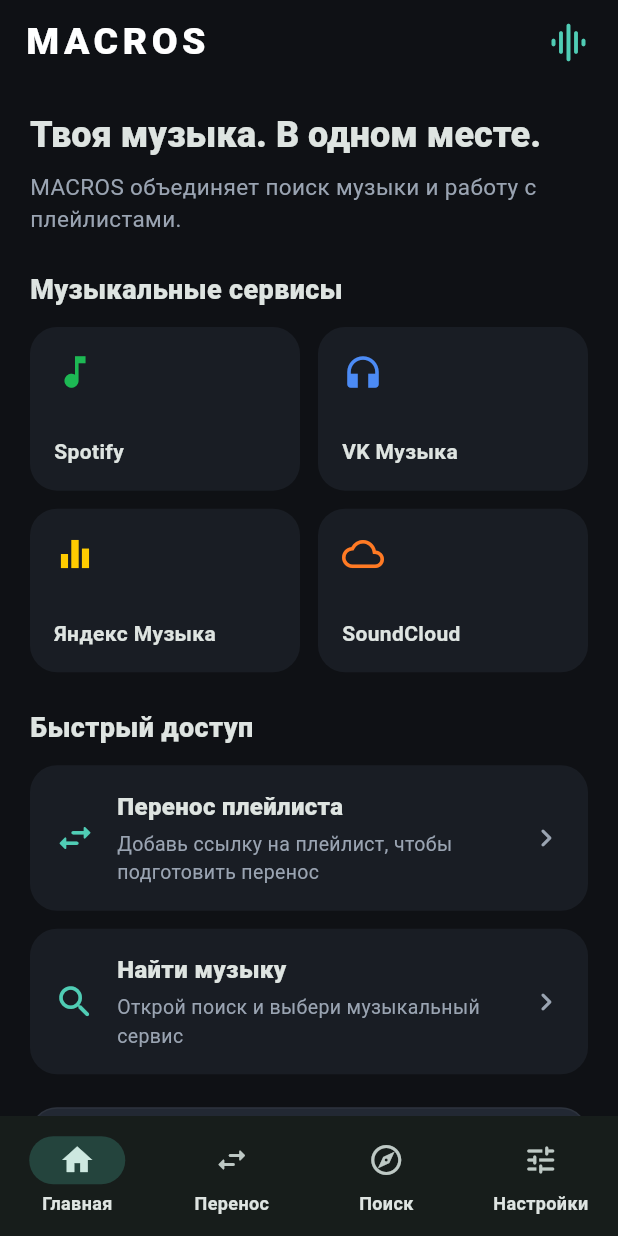
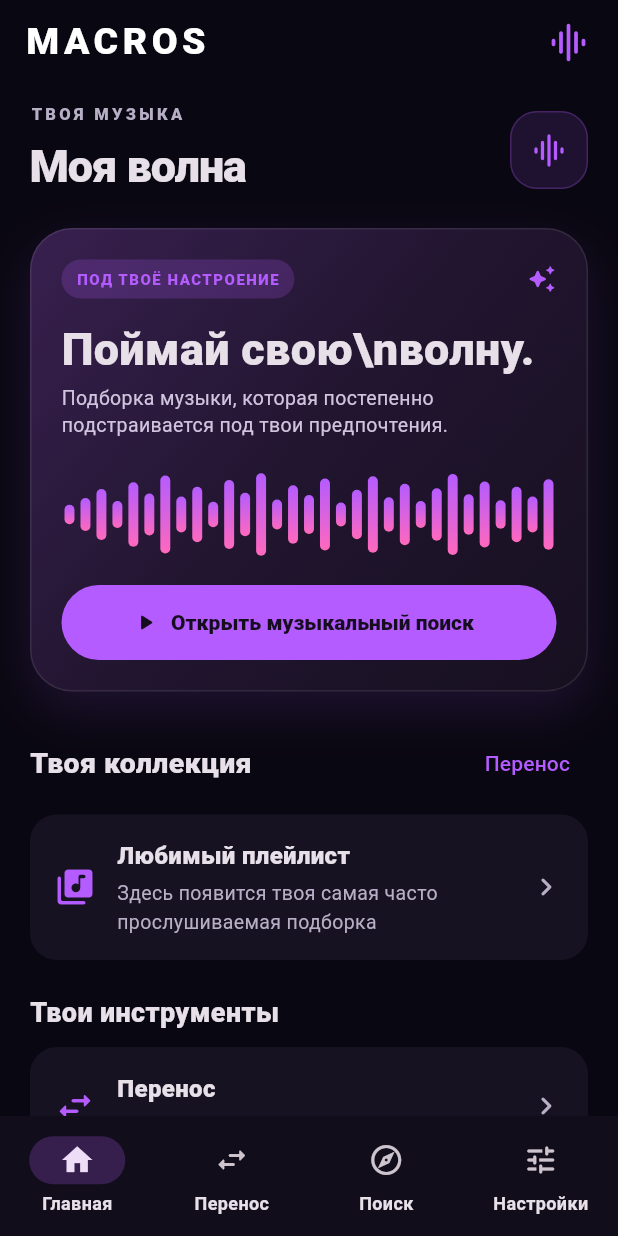
Before and after one commit to andronovmatvey02-bit/macros-music-app, a Flutter app: the screen it shows after launch, on a phone screen of 412 x 824 dp. Run offline on Flutter 3.47's test engine with Material 3 defaults, Android fonts, the phone set to English and light mode, and no system bars; our stand-ins replace shared_preferences.

Commit message:
Build neon purple MACROS home experience

```diff
--- a/lib/main.dart
+++ b/lib/main.dart
@@ -7,10 +7,10 @@ void main() {
   runApp(const MacrosApp());
 }
 
-const Color _background = Color(0xFF0F1115);
-const Color _surface = Color(0xFF191D24);
-const Color _surface2 = Color(0xFF222833);
-const Color _muted = Color(0xFF9AA4B2);
+const Color _background = Color(0xFF090711);
+const Color _surface = Color(0xFF171222);
+const Color _surface2 = Color(0xFF21172F);
+const Color _muted = Color(0xFFB7AFC6);
 
 class MacrosApp extends StatefulWidget {
   const MacrosApp({super.key});
@@ -20,15 +20,15 @@ class MacrosApp extends StatefulWidget {
 }
 
 class _MacrosAppState extends State<MacrosApp> {
-  Color _accent = const Color(0xFF50CDB5);
+  Color _accent = const Color(0xFFB45CFF);
   bool _loading = true;
 
   static const List<Color> _accents = [
-    Color(0xFFB6D64B),
-    Color(0xFF718CFF),
-    Color(0xFFFF8A50),
-    Color(0xFFC77BFA),
-    Color(0xFF50CDB5),
+    Color(0xFFB45CFF),
+    Color(0xFFFF5EBB),
+    Color(0xFF8C72FF),
+    Color(0xFF55C8FF),
+    Color(0xFFE8DDF7),
   ];
 
   @override
@@ -74,7 +74,7 @@ class _MacrosAppState extends State<MacrosApp> {
           centerTitle: false,
         ),
         navigationBarTheme: NavigationBarThemeData(
-          backgroundColor: const Color(0xFF171D1B),
+          backgroundColor: const Color(0xFF120D1B),
           indicatorColor: _accent.withValues(alpha: 0.22),
           labelTextStyle: WidgetStateProperty.all(
             const TextStyle(fontSize: 12, fontWeight: FontWeight.w600),
@@ -170,50 +170,145 @@ class HomePage extends StatelessWidget {
   @override
   Widget build(BuildContext context) {
     return ListView(
-      padding: const EdgeInsets.fromLTRB(20, 18, 20, 28),
+      padding: const EdgeInsets.fromLTRB(20, 12, 20, 30),
       children: [
-        Text('Твоя музыка. В одном месте.', style: Theme.of(context).textTheme.headlineSmall?.copyWith(fontWeight: FontWeight.w800)),
-        const SizedBox(height: 8),
-        const Text('MACROS объединяет поиск музыки и работу с плейлистами.', style: TextStyle(color: _muted, fontSize: 15)),
-        const SizedBox(height: 24),
-        _SectionTitle('Музыкальные сервисы'),
-        const SizedBox(height: 12),
-        GridView.count(
-          crossAxisCount: 2,
-          shrinkWrap: true,
-          physics: const NeverScrollableScrollPhysics(),
-          mainAxisSpacing: 12,
-          crossAxisSpacing: 12,
-          childAspectRatio: 1.65,
+        Row(
           children: [
-            _ServiceTile(name: 'Spotify', icon: Icons.music_note, color: const Color(0xFF1DB954), onTap: () => _openUrl(context, 'https://open.spotify.com')),
-            _ServiceTile(name: 'VK Музыка', icon: Icons.headphones, color: const Color(0xFF4C8BF5), onTap: () => _openUrl(context, 'https://vk.com/music')),
-            _ServiceTile(name: 'Яндекс Музыка', icon: Icons.equalizer, color: const Color(0xFFFFCC00), onTap: () => _openUrl(context, 'https://music.yandex.ru')),
-            _ServiceTile(name: 'SoundCloud', icon: Icons.cloud_outlined, color: const Color(0xFFFF7A24), onTap: () => _openUrl(context, 'https://soundcloud.com')),
+            const Expanded(
+              child: Column(
+                crossAxisAlignment: CrossAxisAlignment.start,
+                children: [
+                  Text('ТВОЯ МУЗЫКА', style: TextStyle(color: _muted, letterSpacing: 2.2, fontSize: 11, fontWeight: FontWeight.w800)),
+                  SizedBox(height: 5),
+                  Text('Моя волна', style: TextStyle(fontSize: 30, fontWeight: FontWeight.w900, letterSpacing: -0.7)),
+                ],
+              ),
+            ),
+            Container(
+              padding: const EdgeInsets.all(12),
+              decoration: BoxDecoration(
+                color: accent.withValues(alpha: 0.13),
+                borderRadius: BorderRadius.circular(18),
+                border: Border.all(color: accent.withValues(alpha: 0.25)),
+              ),
+              child: Icon(Icons.graphic_eq_rounded, color: accent, size: 26),
+            ),
           ],
         ),
+        const SizedBox(height: 20),
+        Container(
+          padding: const EdgeInsets.all(20),
+          decoration: BoxDecoration(
+            borderRadius: BorderRadius.circular(28),
+            gradient: const LinearGradient(
+              begin: Alignment.topLeft,
+              end: Alignment.bottomRight,
+              colors: [Color(0xFF38204F), Color(0xFF21152F), Color(0xFF171020)],
+            ),
+            border: Border.all(color: Colors.white.withValues(alpha: 0.09)),
+            boxShadow: [BoxShadow(color: accent.withValues(alpha: 0.13), blurRadius: 28, offset: const Offset(0, 12))],
+          ),
+          child: Column(
+            crossAxisAlignment: CrossAxisAlignment.start,
+            children: [
+              Row(
+                children: [
+                  Container(
+                    padding: const EdgeInsets.symmetric(horizontal: 10, vertical: 6),
+                    decoration: BoxDecoration(color: accent.withValues(alpha: 0.2), borderRadius: BorderRadius.circular(30)),
+                    child: Text('ПОД ТВОЁ НАСТРОЕНИЕ', style: TextStyle(color: accent, fontSize: 10, fontWeight: FontWeight.w900, letterSpacing: 1)),
+                  ),
+                  const Spacer(),
+                  Icon(Icons.auto_awesome_rounded, color: accent, size: 20),
+                ],
+              ),
+              const SizedBox(height: 18),
+              const Text('Поймай свою\\nволну.', style: TextStyle(fontSize: 30, height: 1.05, fontWeight: FontWeight.w900)),
+              const SizedBox(height: 8),
+              const Text('Подборка музыки, которая постепенно подстраивается под твои предпочтения.', style: TextStyle(color: Color(0xFFD1C4DE), height: 1.4, fontSize: 13)),
+              const SizedBox(height: 22),
+              SizedBox(
+                height: 58,
+                child: Row(
+                  crossAxisAlignment: CrossAxisAlignment.center,
+                  children: List.generate(31, (i) {
+                    final heights = [13, 22, 34, 18, 43, 28, 52, 24, 37, 17, 46, 29, 55, 20, 39, 26, 48, 16, 33, 51, 23, 41, 18, 35, 54, 27, 44, 19, 37, 24, 47];
+                    return Expanded(
+                      child: Padding(
+                        padding: const EdgeInsets.symmetric(horizontal: 2),
+                        child: DecoratedBox(
+                          decoration: BoxDecoration(
+                            borderRadius: BorderRadius.circular(8),
+                            gradient: LinearGradient(begin: Alignment.topCenter, end: Alignment.bottomCenter, colors: [accent, const Color(0xFFFF69BD)]),
+                          ),
+                          child: SizedBox(height: heights[i].toDouble()),
+                        ),
+                      ),
+                    );
+                  }),
+                ),
+              ),
+              const SizedBox(height: 18),
+              SizedBox(
+                width: double.infinity,
+                child: FilledButton.icon(
+                  onPressed: () => onNavigate(2),
+                  icon: const Icon(Icons.play_arrow_rounded),
+                  label: const Text('Открыть музыкальный поиск'),
+                  style: FilledButton.styleFrom(
+                    backgroundColor: accent,
+                    foregroundColor: const Color(0xFF170D20),
+                    minimumSize: const Size.fromHeight(50),
+                    textStyle: const TextStyle(fontWeight: FontWeight.w800),
+                  ),
+                ),
+              ),
+            ],
+          ),
+        ),
         const SizedBox(height: 24),
-        _SectionTitle('Быстрый доступ'),
-        const SizedBox(height: 12),
+        Row(
+          children: [
+            const Expanded(child: Text('Твоя коллекция', style: TextStyle(fontSize: 19, fontWeight: FontWeight.w900))),
+            TextButton(onPressed: () => onNavigate(1), child: Text('Перенос', style: TextStyle(color: accent))),
+          ],
+        ),
+        const SizedBox(height: 10),
         _ActionCard(
-          icon: Icons.swap_horiz_rounded,
-          title: 'Перенос плейлиста',
-          subtitle: 'Добавь ссылку на плейлист, чтобы подготовить перенос',
+          icon: Icons.library_music_rounded,
+          title: 'Любимый плейлист',
+          subtitle: 'Здесь появится твоя самая часто прослушиваемая подборка',
           accent: accent,
           onTap: () => onNavigate(1),
         ),
-        const SizedBox(height: 12),
+        const SizedBox(height: 22),
+        const _SectionTitle('Твои инструменты'),
+        const SizedBox(height: 10),
+        Row(
+          children: [
+            Expanded(
+              child: _ActionCard(
+                icon: Icons.swap_horiz_rounded,
+                title: 'Перенос',
+                subtitle: 'Плейлисты между сервисами',
+                accent: accent,
+                onTap: () => onNavigate(1),
+              ),
+            ),
+          ],
+        ),
+        const SizedBox(height: 10),
         _ActionCard(
-          icon: Icons.search_rounded,
-          title: 'Найти музыку',
-          subtitle: 'Открой поиск и выбери музыкальный сервис',
+          icon: Icons.explore_rounded,
+          title: 'Открыть сервисы',
+          subtitle: 'Поиск в Spotify, VK, Яндекс Музыке и SoundCloud',
           accent: accent,
           onTap: () => onNavigate(2),
         ),
-        const SizedBox(height: 22),
+        const SizedBox(height: 18),
         const _NoticeCard(
-          title: 'Что нового в 0.5',
-          message: 'Обновлена структура экранов и настроек. Подключение музыкальных API ещё не выполнено.',
+          title: 'MACROS в разработке',
+          message: 'Персональная волна и рекомендации пока представлены интерфейсом. Для реального подбора музыки ещё предстоит подключить музыкальные источники и алгоритм предпочтений.',
         ),
       ],
     );
```
